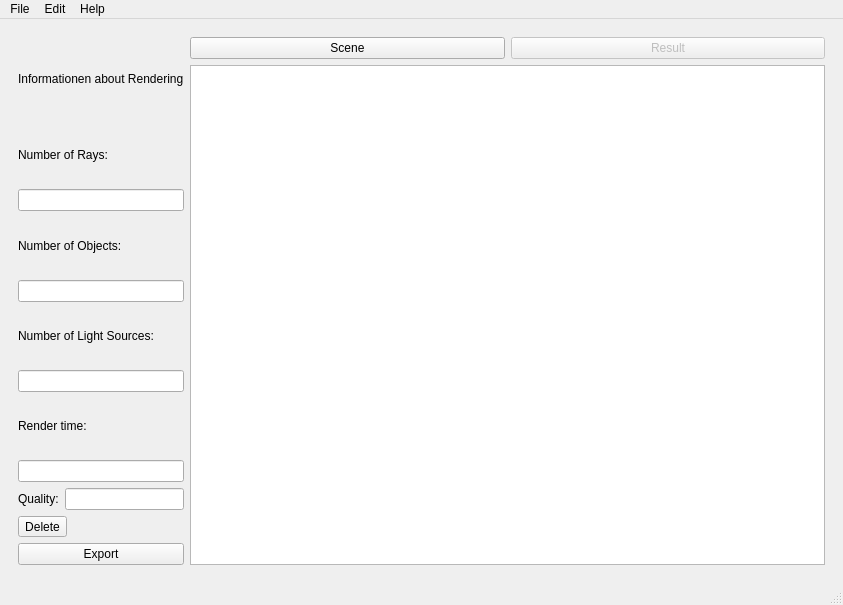
Before: the Qt Designer form frontend/mainGui.ui in Rayrangers/SOPR_WS24_25-Raytracers, drawn with Qt 5.
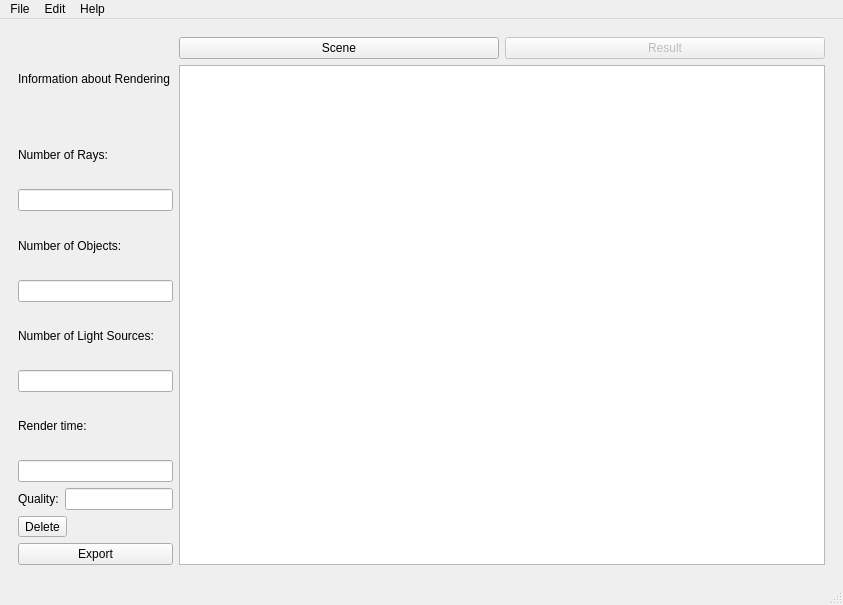
After: the same form once the commit is applied. The open tabs and pages were chosen to show the change.

Commit message: feat: load elements result window

```diff
--- a/frontend/mainGui.ui
+++ b/frontend/mainGui.ui
@@ -1201,7 +1201,7 @@
             <item>
              <widget class="QLabel" name="infoLabel">
               <property name="text">
-               <string>Informationen about Rendering</string>
+               <string>Information about Rendering</string>
               </property>
              </widget>
             </item>
```
The commit also changes 1 other file.
